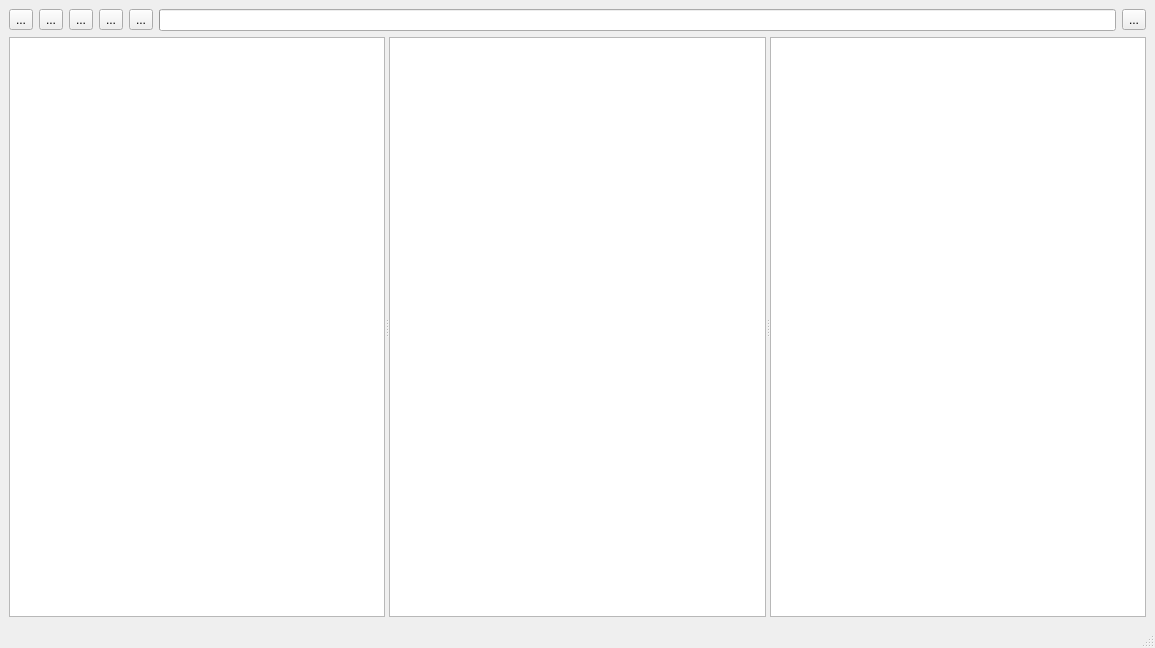
olegantonyan/mpz, file app/mainwindow.ui: the form before one commit.
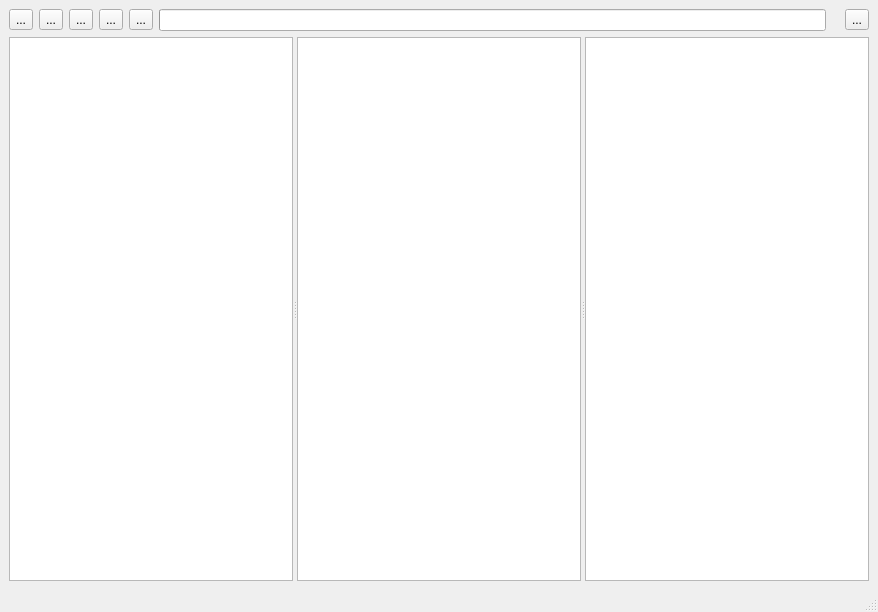
The form after the commit. Icons and pictures are not drawn.

Commit message: time value in toolbar

Patch:
```diff
--- a/app/mainwindow.ui
+++ b/app/mainwindow.ui
@@ -6,8 +6,8 @@
    <rect>
     <x>0</x>
     <y>0</y>
-    <width>1155</width>
-    <height>648</height>
+    <width>878</width>
+    <height>612</height>
    </rect>
   </property>
   <property name="windowTitle">
@@ -82,6 +82,18 @@
         </property>
        </widget>
       </item>
+      <item>
+       <widget class="QLabel" name="timeLabel">
+        <property name="font">
+         <font>
+          <family>Monospace</family>
+         </font>
+        </property>
+        <property name="text">
+         <string/>
+        </property>
+       </widget>
+      </item>
       <item>
        <widget class="QToolButton" name="menuButton">
         <property name="text">
```
The commit also changes 6 other files.
